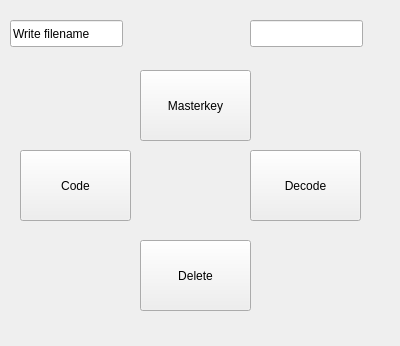
The window that interface_qt/widget.ui (denaas/msup_disk) describes before a commit, drawn with Qt 5.
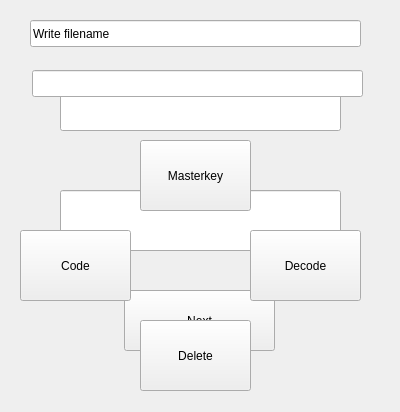
The same window after the commit.

What changed in the file:
```diff
--- a/interface_qt/widget.ui
+++ b/interface_qt/widget.ui
@@ -7,7 +7,7 @@
     <x>0</x>
     <y>0</y>
     <width>400</width>
-    <height>346</height>
+    <height>412</height>
    </rect>
   </property>
   <property name="windowTitle">
@@ -17,7 +17,7 @@
    <property name="geometry">
     <rect>
      <x>140</x>
-     <y>70</y>
+     <y>140</y>
      <width>111</width>
      <height>71</height>
     </rect>
@@ -30,7 +30,7 @@
    <property name="geometry">
     <rect>
      <x>20</x>
-     <y>150</y>
+     <y>230</y>
      <width>111</width>
      <height>71</height>
     </rect>
@@ -43,7 +43,7 @@
    <property name="geometry">
     <rect>
      <x>250</x>
-     <y>150</y>
+     <y>230</y>
      <width>111</width>
      <height>71</height>
     </rect>
@@ -56,7 +56,7 @@
    <property name="geometry">
     <rect>
      <x>140</x>
-     <y>240</y>
+     <y>320</y>
      <width>111</width>
      <height>71</height>
     </rect>
@@ -68,9 +68,9 @@
   <widget class="QLineEdit" name="lineEdit">
    <property name="geometry">
     <rect>
-     <x>10</x>
+     <x>30</x>
      <y>20</y>
-     <width>113</width>
+     <width>331</width>
      <height>27</height>
     </rect>
    </property>
@@ -81,13 +81,66 @@
   <widget class="QLineEdit" name="lineEdit_2">
    <property name="geometry">
     <rect>
-     <x>250</x>
-     <y>20</y>
-     <width>113</width>
+     <x>32</x>
+     <y>70</y>
+     <width>331</width>
      <height>27</height>
     </rect>
    </property>
   </widget>
+  <widget class="QWidget" name="widget" native="true">
+   <property name="geometry">
+    <rect>
+     <x>10</x>
+     <y>20</y>
+     <width>371</width>
+     <height>381</height>
+    </rect>
+   </property>
+   <property name="autoFillBackground">
+    <bool>true</bool>
+   </property>
+   <widget class="QLineEdit" name="lineEdit_3">
+    <property name="geometry">
+     <rect>
+      <x>50</x>
+      <y>50</y>
+      <width>281</width>
+      <height>61</height>
+     </rect>
+    </property>
+   </widget>
+   <widget class="QLineEdit" name="lineEdit_4">
+    <property name="geometry">
+     <rect>
+      <x>50</x>
+      <y>170</y>
+      <width>281</width>
+      <height>61</height>
+     </rect>
+    </property>
+   </widget>
+   <widget class="QPushButton" name="pushButton_5">
+    <property name="geometry">
+     <rect>
+      <x>114</x>
+      <y>270</y>
+      <width>151</width>
+      <height>61</height>
+     </rect>
+    </property>
+    <property name="text">
+     <string>Next</string>
+    </property>
+   </widget>
+  </widget>
+  <zorder>widget</zorder>
+  <zorder>pushButton</zorder>
+  <zorder>pushButton_2</zorder>
+  <zorder>pushButton_3</zorder>
+  <zorder>pushButton_4</zorder>
+  <zorder>lineEdit</zorder>
+  <zorder>lineEdit_2</zorder>
  </widget>
  <layoutdefault spacing="6" margin="11"/>
  <resources/>
```
